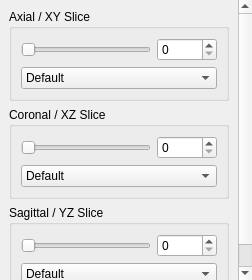
Old version of the form applications/3DimViewer/ui/orthosliceswidget.ui in the repository SindenDev/3dimviewer.
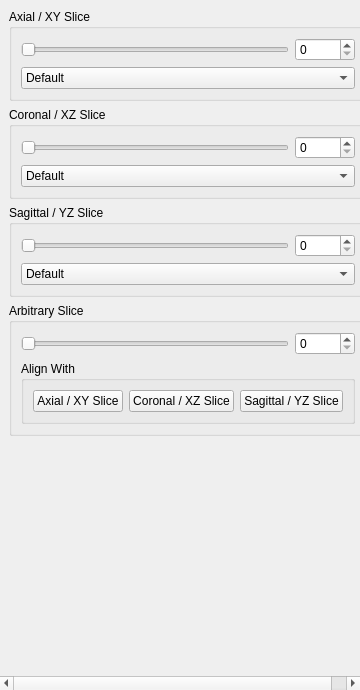
New version of the form.

The edit to the form file:
```diff
--- a/applications/3DimViewer/ui/orthosliceswidget.ui
+++ b/applications/3DimViewer/ui/orthosliceswidget.ui
@@ -6,13 +6,13 @@
    <rect>
     <x>0</x>
     <y>0</y>
-    <width>252</width>
-    <height>280</height>
+    <width>360</width>
+    <height>690</height>
    </rect>
   </property>
   <property name="minimumSize">
    <size>
-    <width>252</width>
+    <width>360</width>
     <height>280</height>
    </size>
   </property>
@@ -42,8 +42,8 @@
        <rect>
         <x>0</x>
         <y>0</y>
-        <width>252</width>
-        <height>280</height>
+        <width>360</width>
+        <height>690</height>
        </rect>
       </property>
       <layout class="QVBoxLayout" name="verticalLayout">
@@ -254,6 +254,75 @@
          </layout>
         </widget>
        </item>
+       <item>
+        <widget class="QGroupBox" name="groupBox_4">
+         <property name="title">
+          <string>Arbitrary Slice</string>
+         </property>
+         <layout class="QGridLayout" name="gridLayout_4">
+          <item row="0" column="1">
+           <widget class="QSpinBox" name="arbSpinBox">
+            <property name="minimumSize">
+             <size>
+              <width>60</width>
+              <height>0</height>
+             </size>
+            </property>
+            <property name="maximum">
+             <number>64</number>
+            </property>
+           </widget>
+          </item>
+          <item row="1" column="0" colspan="2">
+           <widget class="QGroupBox" name="groupBox_5">
+            <property name="title">
+             <string>Align With</string>
+            </property>
+            <property name="flat">
+             <bool>true</bool>
+            </property>
+            <layout class="QVBoxLayout" name="verticalLayout_2">
+             <item>
+              <layout class="QHBoxLayout" name="horizontalLayout">
+               <item>
+                <widget class="QPushButton" name="pushButtonAlignXY">
+                 <property name="text">
+                  <string>Axial / XY Slice</string>
+                 </property>
+                </widget>
+               </item>
+               <item>
+                <widget class="QPushButton" name="pushButtonAlignXZ">
+                 <property name="text">
+                  <string>Coronal / XZ Slice</string>
+                 </property>
+                </widget>
+               </item>
+               <item>
+                <widget class="QPushButton" name="pushButtonAlignYZ">
+                 <property name="text">
+                  <string>Sagittal / YZ Slice</string>
+                 </property>
+                </widget>
+               </item>
+              </layout>
+             </item>
+            </layout>
+           </widget>
+          </item>
+          <item row="0" column="0">
+           <widget class="QSlider" name="arbSliceSlider">
+            <property name="maximum">
+             <number>64</number>
+            </property>
+            <property name="orientation">
+             <enum>Qt::Horizontal</enum>
+            </property>
+           </widget>
+          </item>
+         </layout>
+        </widget>
+       </item>
        <item>
         <spacer name="verticalSpacer">
          <property name="orientation">
```
Left out of the diff: 13 changed lines with no effect on the pictures.
